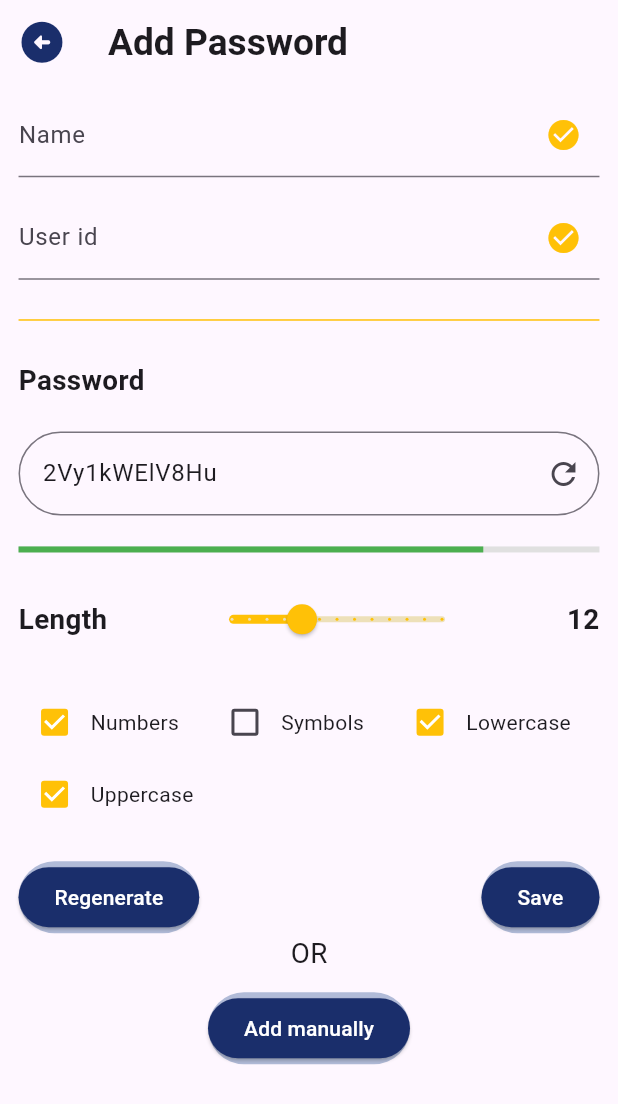
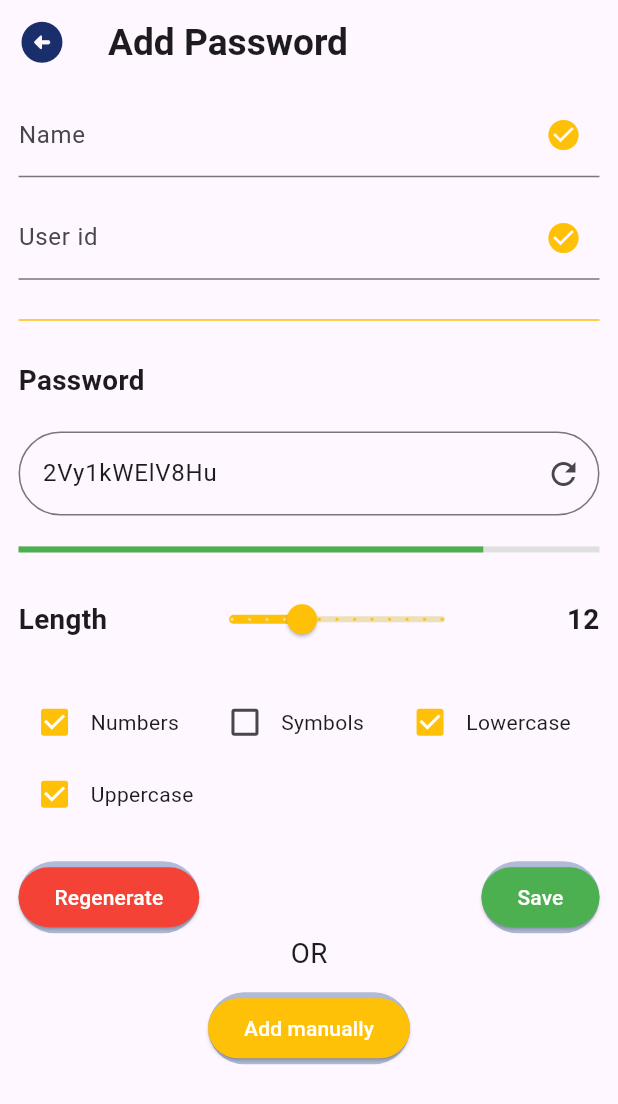
Before and after one commit to Kaleab-Wondwossen/Secure_Pass, a Flutter app: the PasswordManagerPage screen opened directly, on a phone screen of 412 x 824 dp. Shown: the top 1104 px of the screen. Run offline on Flutter 3.47's test engine with Material 3 defaults, Android fonts, the phone set to English and light mode, and no system bars; our stand-ins replace google_fonts.

Commit message:
manages some colors for the buttons

```diff
--- a/securepass/lib/screens/add_password.dart
+++ b/securepass/lib/screens/add_password.dart
@@ -233,7 +233,8 @@ class _PasswordManagerPageState extends State<PasswordManagerPage> {
                     style: ElevatedButton.styleFrom(
                       backgroundColor:
                           //  const Color.fromRGBO(177, 187, 216, 1), // Change to your desired color
-                          const Color.fromRGBO(26, 46, 107, 1),
+                          // const Color.fromRGBO(26, 46, 107, 1),
+                          Colors.red
                     ),
                     onPressed: _generatePassword,
                     child: const Text(
@@ -251,7 +252,8 @@ class _PasswordManagerPageState extends State<PasswordManagerPage> {
                     style: ElevatedButton.styleFrom(
                       backgroundColor:
                           //  const Color.fromRGBO(177, 187, 216, 1), // Change to your desired color
-                          const Color.fromRGBO(26, 46, 107, 1),
+                          // const Color.fromRGBO(26, 46, 107, 1),
+                          Colors.green
                     ),
                     onPressed: () {
                       // Save password logic
@@ -284,7 +286,8 @@ class _PasswordManagerPageState extends State<PasswordManagerPage> {
                   style: ElevatedButton.styleFrom(
                     backgroundColor:
                         //  const Color.fromRGBO(177, 187, 216, 1), // Change to your desired color
-                        const Color.fromRGBO(26, 46, 107, 1),
+                        // const Color.fromRGBO(26, 46, 107, 1),
+                        Colors.amber
                   ),
                   onPressed: () {
                     // Logic to add password manually
```
